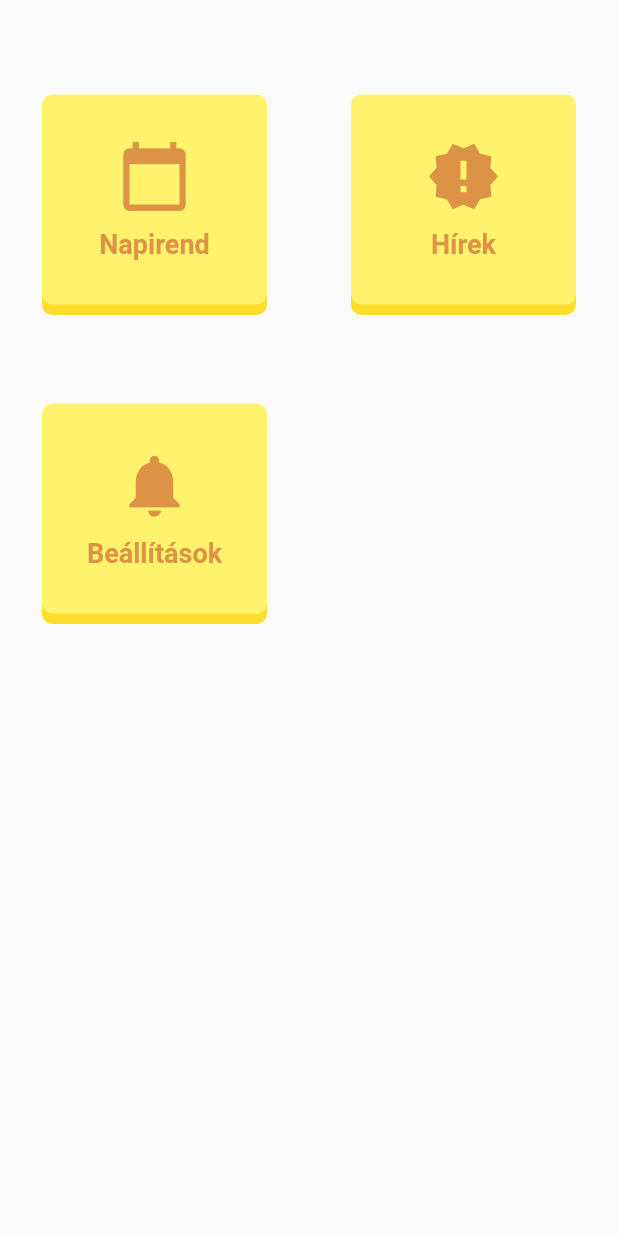
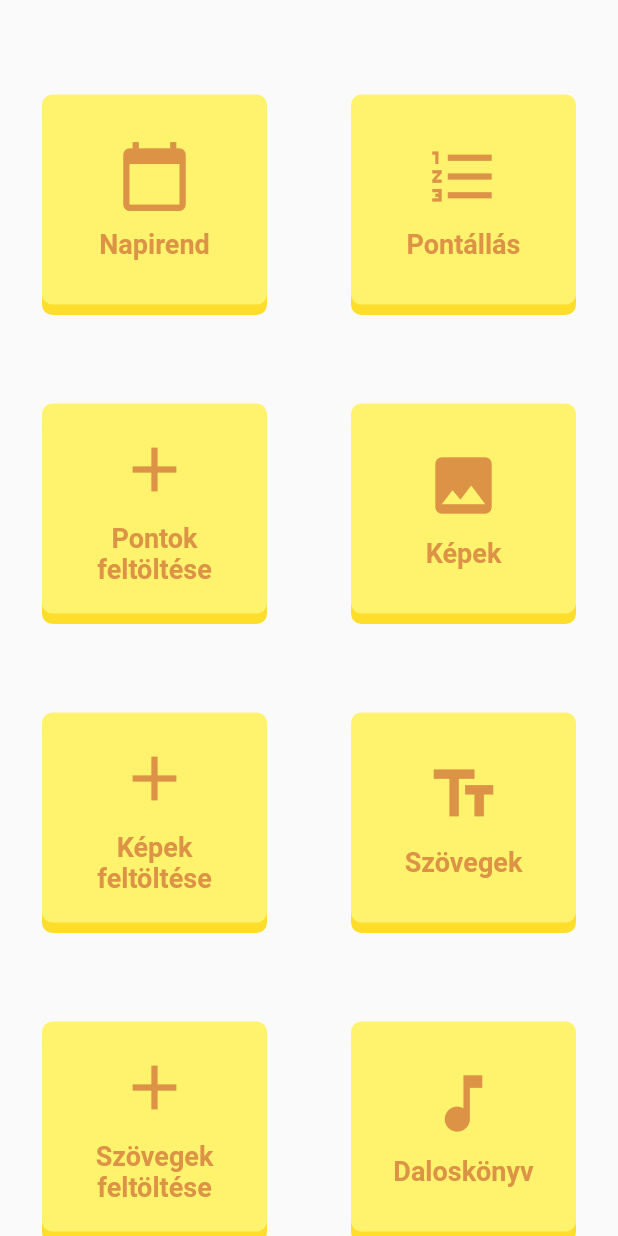
Before and after one commit to TomiSzabo00/TiszAppFlutter, a Flutter app: the screen it shows once a user with an empty profile is signed in, on a phone screen of 412 x 824 dp. Run offline on Flutter 3.47's test engine with Material 2 defaults, Android fonts, the phone set to English and light mode, and no system bars; our stand-ins replace firebase_auth, firebase_core; accounts and stored records are empty.

Commit message:
dynamic main menu with actions and admin buttons

```diff
--- a/lib/main.dart
+++ b/lib/main.dart
@@ -3,6 +3,7 @@ import 'package:flutter/material.dart';
 import 'package:tiszapp_flutter/colors.dart';
 import 'firebase_options.dart';
 import 'widget_tree.dart';
+import 'package:tiszapp_flutter/screens/schedule_screen.dart';
 
 Future<void> main() async {
   WidgetsFlutterBinding.ensureInitialized();
@@ -29,6 +30,16 @@ class MyApp extends StatelessWidget {
         primarySwatch: CustomColor.white,
         iconTheme: const IconThemeData(color: CustomColor.btnTextNight),
       ),
+      routes: {
+        '/Napirend': (context) => const ScheduleScreen(),
+        '/Pontállás': (context) => const ScheduleScreen(),
+        '/Pontok feltöltése': (context) => const ScheduleScreen(),
+        '/Képek': (context) => const ScheduleScreen(),
+        '/Képek feltöltése': (context) => const ScheduleScreen(),
+        '/Szövegek': (context) => const ScheduleScreen(),
+        '/Szövegek feltöltése': (context) => const ScheduleScreen(),
+        '/Daloskönyv': (context) => const ScheduleScreen(),
+      },
       home: const WidgetTree(),
     );
   }
--- a/lib/screens/main_menu_screen.dart
+++ b/lib/screens/main_menu_screen.dart
@@ -4,32 +4,34 @@ import 'package:tiszapp_flutter/widgets/menu_icon.dart';
 import 'package:collection/collection.dart';
 
 class MainMenu extends StatelessWidget {
-  MainMenu({super.key});
+  MainMenu({super.key, required this.context});
 
+  final BuildContext context;
   final User? user = FirebaseAuth.instance.currentUser;
 
-  final buttonTexts = ["Napirend", "Hírek", "Értesítések", "Beállítások"];
+  final buttonTexts = [
+    "Napirend",
+    "Pontállás",
+    "Pontok feltöltése",
+    "Képek",
+    "Képek feltöltése",
+    "Szövegek",
+    "Szövegek feltöltése",
+    "Daloskönyv",
+    "Kijelentkezés"
+  ];
   final buttonIcons = [
     Icons.calendar_today,
-    Icons.new_releases,
-    Icons.notifications,
-    Icons.settings
+    Icons.format_list_numbered,
+    Icons.add,
+    Icons.image,
+    Icons.add,
+    Icons.text_fields,
+    Icons.add,
+    Icons.music_note,
+    Icons.logout
   ];
-  final buttonActions = [
-    () {
-      print("txt");
-    },
-    () {
-      print("txt");
-    },
-    () {
-      print("txt");
-    },
-    () {
-      print("txt");
-    },
-  ];
-  final buttonVisible = [true, true, false, true];
+  final buttonVisible = [true, true, true, true, true, true, true, true, true];
 
   List<String> _getButtonTextsForUserRole() {
     List<String> texts = [];
@@ -41,6 +43,33 @@ class MainMenu extends StatelessWidget {
     return texts;
   }
 
+  List<IconData> _getButtonIconsForUserRole() {
+    List<IconData> icons = [];
+    for (var i = 0; i < buttonIcons.length; i++) {
+      if (buttonVisible[i]) {
+        icons.add(buttonIcons[i]);
+      }
+    }
+    return icons;
+  }
+
+  List<Function> _getButtonActionsForUserRole() {
+    List<Function> actions = [];
+    _getButtonTextsForUserRole().forEach((element) {
+      if (element == "Kijelentkezés") {
+        actions.add(signOut);
+      } else {}
+      actions.add(() {
+        Navigator.pushNamed(context, "/$element");
+      });
+    });
+    return actions;
+  }
+
+  void _navigateToScreen(String screenName) {
+    Navigator.pushNamed(context, '/$screenName');
+  }
+
   Future<void> signOut() async {
     await FirebaseAuth.instance.signOut();
   }
@@ -49,22 +78,17 @@ class MainMenu extends StatelessWidget {
     return Text(user!.email ?? "No email");
   }
 
-  Widget _signOutButton() {
-    return ElevatedButton(
-      onPressed: signOut,
-      child: const Text("Sign out"),
-    );
-  }
-
   @override
   Widget build(BuildContext context) {
     return Scaffold(
       body: GridView.count(
         padding: const EdgeInsets.only(top: 60),
         crossAxisCount: 2,
-        children: IterableZip(
-                [_getButtonTextsForUserRole(), buttonIcons, buttonActions])
-            .map((btnData) {
+        children: IterableZip([
+          _getButtonTextsForUserRole(),
+          _getButtonIconsForUserRole(),
+          _getButtonActionsForUserRole(),
+        ]).map((btnData) {
           return MenuIcon(
             text: btnData[0] as String,
             icon: btnData[1] as IconData,
--- /dev/null
+++ b/lib/screens/schedule_screen.dart
@@ -0,0 +1,17 @@
+import 'package:flutter/material.dart';
+
+class ScheduleScreen extends StatelessWidget {
+  const ScheduleScreen({super.key});
+
+  @override
+  Widget build(BuildContext context) {
+    return Scaffold(
+      appBar: AppBar(
+        title: const Text("Napirend"),
+      ),
+      body: const Center(
+        child: Text("Napirend"),
+      ),
+    );
+  }
+}
--- a/lib/widget_tree.dart
+++ b/lib/widget_tree.dart
@@ -23,7 +23,7 @@ class _WidgetTreeState extends State<WidgetTree> {
           if (user == null) {
             return const LoginScreen();
           }
-          return MainMenu();
+          return MainMenu(context: context);
         }
         return const Scaffold(
           body: Center(
--- a/lib/widgets/menu_icon.dart
+++ b/lib/widgets/menu_icon.dart
@@ -35,14 +35,20 @@ class MenuIcon extends StatelessWidget {
             size: 50,
           ),
           const SizedBox(height: 10),
-          Text(text,
+          Padding(
+            padding: const EdgeInsets.symmetric(horizontal: 10),
+            child: Text(
+              text,
               style: TextStyle(
                 color: isDarkTheme
                     ? CustomColor.btnTextNight
                     : CustomColor.btnTextDay,
                 fontWeight: FontWeight.bold,
                 fontSize: 18,
-              )),
+              ),
+              textAlign: TextAlign.center,
+            ),
+          )
         ],
       ),
       onPressed: () {
```
